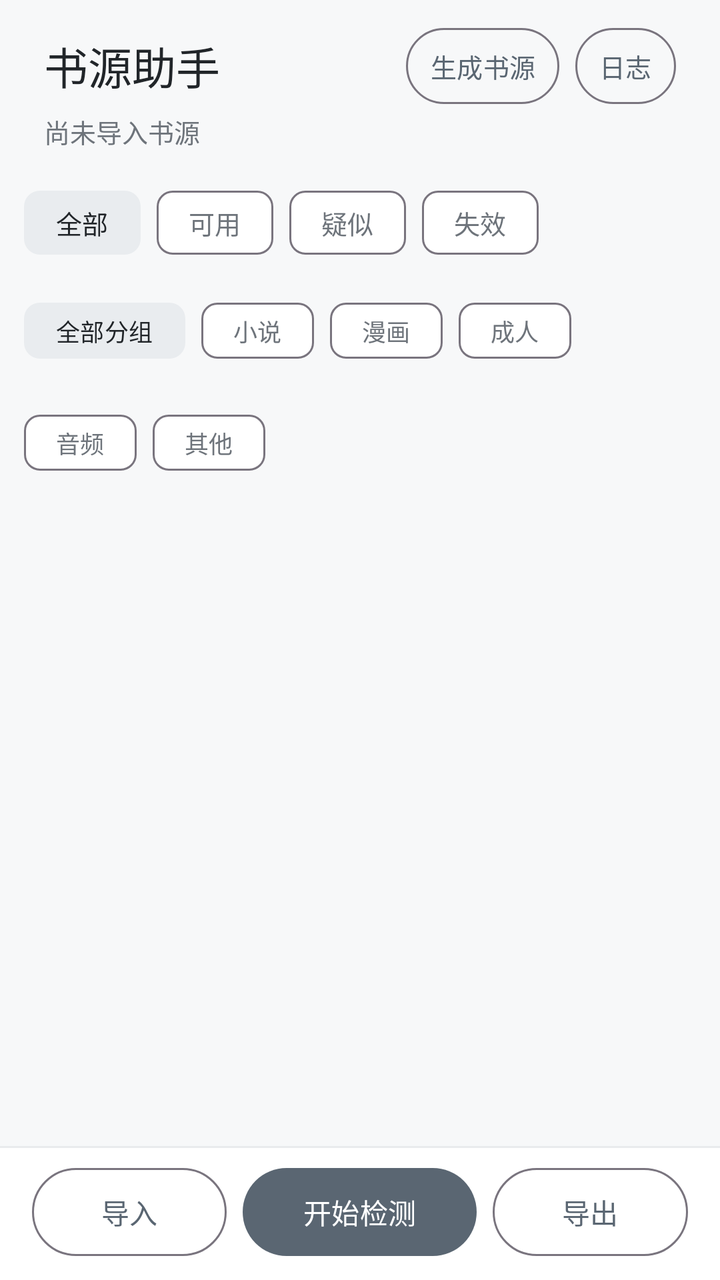
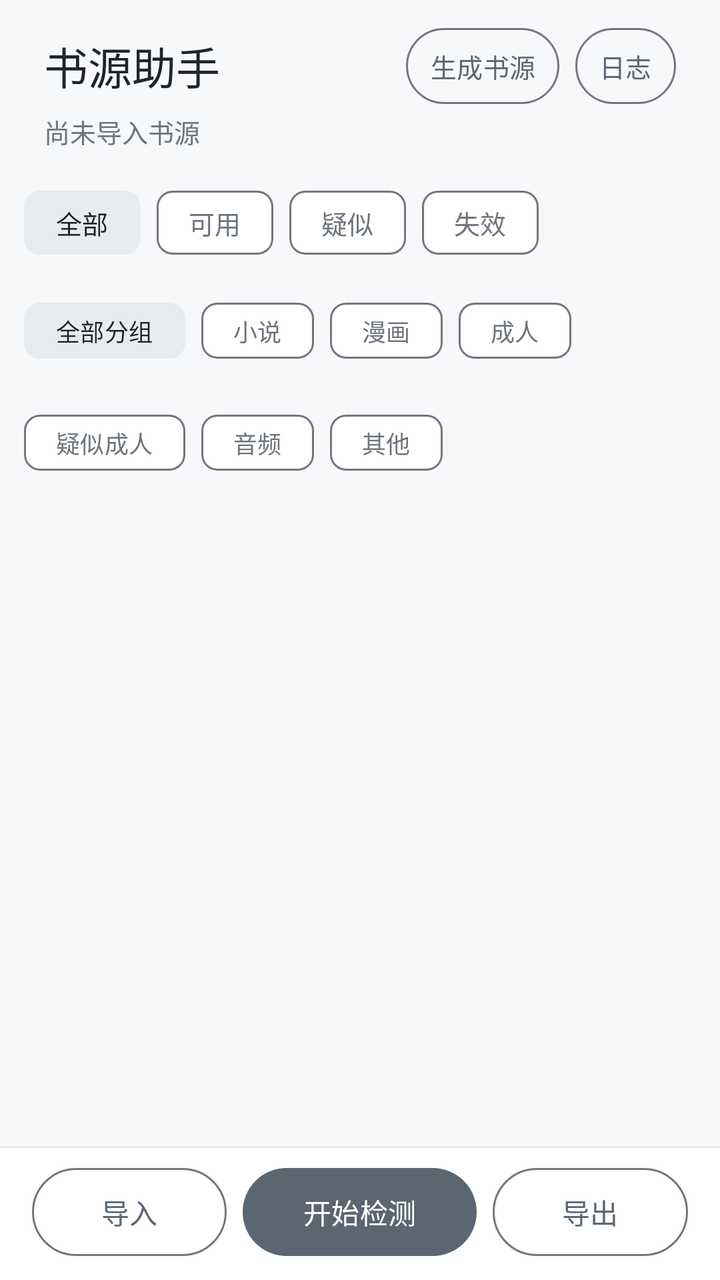

Compare the two renders of this Android layout. The source of the first and the diff that turns it into the second are given below.
<!-- AndroidManifest.xml: application theme Theme.ShuyuanHelper -->
<!-- res/layout/activity_main.xml -->
<?xml version="1.0" encoding="utf-8"?>
<LinearLayout xmlns:android="http://schemas.android.com/apk/res/android"
    xmlns:app="http://schemas.android.com/apk/res-auto"
    android:layout_width="match_parent"
    android:layout_height="match_parent"
    android:background="@color/bg_window"
    android:fitsSystemWindows="true"
    android:orientation="vertical">

    <LinearLayout
        android:layout_width="match_parent"
        android:layout_height="wrap_content"
        android:orientation="vertical"
        android:paddingStart="22dp"
        android:paddingTop="14dp"
        android:paddingEnd="22dp"
        android:paddingBottom="2dp">

        <LinearLayout
            android:layout_width="match_parent"
            android:layout_height="wrap_content"
            android:gravity="center_vertical"
            android:orientation="horizontal">

            <TextView
                android:id="@+id/tvTitle"
                android:layout_width="0dp"
                android:layout_height="wrap_content"
                android:layout_weight="1"
                android:text="@string/app_name"
                android:textColor="@color/text_primary"
                android:textSize="22sp" />

            <com.google.android.material.button.MaterialButton
                android:id="@+id/btnOpenGenerator"
                style="@style/Widget.Material3.Button.OutlinedButton"
                android:layout_width="wrap_content"
                android:layout_height="38dp"
                android:insetTop="0dp"
                android:insetBottom="0dp"
                android:minWidth="0dp"
                android:paddingStart="12dp"
                android:paddingEnd="12dp"
                android:text="@string/open_generator"
                android:textSize="13sp" />

            <com.google.android.material.button.MaterialButton
                android:id="@+id/btnOpenLog"
                style="@style/Widget.Material3.Button.OutlinedButton"
                android:layout_width="wrap_content"
                android:layout_height="38dp"
                android:layout_marginStart="8dp"
                android:insetTop="0dp"
                android:insetBottom="0dp"
                android:minWidth="0dp"
                android:paddingStart="12dp"
                android:paddingEnd="12dp"
                android:text="@string/open_log"
                android:textSize="13sp" />
        </LinearLayout>

        <TextView
            android:id="@+id/tvSummary"
            android:layout_width="match_parent"
            android:layout_height="wrap_content"
            android:layout_marginTop="4dp"
            android:text="尚未导入书源"
            android:textColor="@color/text_secondary"
            android:textSize="13sp" />
    </LinearLayout>

    <TextView
        android:id="@+id/tvStats"
        android:layout_width="match_parent"
        android:layout_height="wrap_content"
        android:paddingStart="22dp"
        android:paddingTop="6dp"
        android:paddingEnd="22dp"
        android:textColor="@color/text_secondary"
        android:textSize="13sp"
        android:visibility="gone" />

    <ProgressBar
        android:id="@+id/progressBar"
        style="@android:style/Widget.ProgressBar.Horizontal"
        android:layout_width="match_parent"
        android:layout_height="3dp"
        android:layout_marginStart="22dp"
        android:layout_marginTop="8dp"
        android:layout_marginEnd="22dp"
        android:max="100"
        android:progress="0"
        android:progressTint="@color/brand_primary"
        android:visibility="gone" />

    <com.google.android.material.chip.ChipGroup
        android:id="@+id/chipFilter"
        android:layout_width="wrap_content"
        android:layout_height="wrap_content"
        android:layout_marginStart="12dp"
        android:layout_marginTop="10dp"
        android:layout_marginEnd="12dp"
        android:paddingBottom="2dp"
        app:checkedChip="@id/btnFilterAll"
        app:selectionRequired="true"
        app:singleLine="true"
        app:singleSelection="true">

        <com.google.android.material.chip.Chip
            android:id="@+id/btnFilterAll"
            style="@style/Widget.Material3.Chip.Filter"
            android:layout_width="wrap_content"
            android:layout_height="wrap_content"
            android:text="@string/filter_all"
            android:textSize="13sp"
            app:checkedIconVisible="false"
            app:chipMinHeight="32dp" />

        <com.google.android.material.chip.Chip
            android:id="@+id/btnFilterOk"
            style="@style/Widget.Material3.Chip.Filter"
            android:layout_width="wrap_content"
            android:layout_height="wrap_content"
            android:text="@string/filter_ok"
            android:textSize="13sp"
            app:checkedIconVisible="false"
            app:chipMinHeight="32dp" />

        <com.google.android.material.chip.Chip
            android:id="@+id/btnFilterUncertain"
            style="@style/Widget.Material3.Chip.Filter"
            android:layout_width="wrap_content"
            android:layout_height="wrap_content"
            android:text="@string/filter_uncertain"
            android:textSize="13sp"
            app:checkedIconVisible="false"
            app:chipMinHeight="32dp" />

        <com.google.android.material.chip.Chip
            android:id="@+id/btnFilterDead"
            style="@style/Widget.Material3.Chip.Filter"
            android:layout_width="wrap_content"
            android:layout_height="wrap_content"
            android:text="@string/filter_dead"
            android:textSize="13sp"
            app:checkedIconVisible="false"
            app:chipMinHeight="32dp" />
    </com.google.android.material.chip.ChipGroup>

    <com.google.android.material.chip.ChipGroup
        android:id="@+id/groupFilterGroup"
        android:layout_width="match_parent"
        android:layout_height="wrap_content"
        android:layout_marginStart="12dp"
        android:layout_marginTop="4dp"
        android:layout_marginEnd="12dp"
        android:paddingBottom="2dp"
        app:checkedChip="@id/btnGroupAll"
        app:selectionRequired="true"
        app:singleSelection="true">

        <com.google.android.material.chip.Chip
            android:id="@+id/btnGroupAll"
            style="@style/Widget.Material3.Chip.Filter"
            android:layout_width="wrap_content"
            android:layout_height="wrap_content"
            android:text="@string/group_all"
            android:textSize="12sp"
            app:checkedIconVisible="false"
            app:chipMinHeight="28dp" />

        <com.google.android.material.chip.Chip
            android:id="@+id/btnGroupNovel"
            style="@style/Widget.Material3.Chip.Filter"
            android:layout_width="wrap_content"
            android:layout_height="wrap_content"
            android:text="@string/group_novel"
            android:textSize="12sp"
            app:checkedIconVisible="false"
            app:chipMinHeight="28dp" />

        <com.google.android.material.chip.Chip
            android:id="@+id/btnGroupComic"
            style="@style/Widget.Material3.Chip.Filter"
            android:layout_width="wrap_content"
            android:layout_height="wrap_content"
            android:text="@string/group_comic"
            android:textSize="12sp"
            app:checkedIconVisible="false"
            app:chipMinHeight="28dp" />

        <com.google.android.material.chip.Chip
            android:id="@+id/btnGroupAdult"
            style="@style/Widget.Material3.Chip.Filter"
            android:layout_width="wrap_content"
            android:layout_height="wrap_content"
            android:text="@string/group_adult"
            android:textSize="12sp"
            app:checkedIconVisible="false"
            app:chipMinHeight="28dp" />

        <com.google.android.material.chip.Chip
            android:id="@+id/btnGroupAudio"
            style="@style/Widget.Material3.Chip.Filter"
            android:layout_width="wrap_content"
            android:layout_height="wrap_content"
            android:text="@string/group_audio"
            android:textSize="12sp"
            app:checkedIconVisible="false"
            app:chipMinHeight="28dp" />

        <com.google.android.material.chip.Chip
            android:id="@+id/btnGroupOther"
            style="@style/Widget.Material3.Chip.Filter"
            android:layout_width="wrap_content"
            android:layout_height="wrap_content"
            android:text="@string/group_other"
            android:textSize="12sp"
            app:checkedIconVisible="false"
            app:chipMinHeight="28dp" />
    </com.google.android.material.chip.ChipGroup>

    <androidx.recyclerview.widget.RecyclerView
        android:id="@+id/rvSources"
        android:layout_width="match_parent"
        android:layout_height="0dp"
        android:layout_weight="1"
        android:clipToPadding="false"
        android:paddingTop="4dp"
        android:paddingBottom="10dp"
        android:scrollbars="none" />

    <View
        android:layout_width="match_parent"
        android:layout_height="1dp"
        android:background="@color/divider" />

    <LinearLayout
        android:layout_width="match_parent"
        android:layout_height="wrap_content"
        android:background="@color/surface"
        android:orientation="horizontal"
        android:paddingStart="16dp"
        android:paddingTop="10dp"
        android:paddingEnd="16dp"
        android:paddingBottom="12dp">

        <com.google.android.material.button.MaterialButton
            android:id="@+id/btnImport"
            style="@style/Widget.Material3.Button.OutlinedButton"
            android:layout_width="0dp"
            android:layout_height="44dp"
            android:layout_marginEnd="8dp"
            android:layout_weight="1"
            android:insetTop="0dp"
            android:insetBottom="0dp"
            android:text="@string/action_import" />

        <com.google.android.material.button.MaterialButton
            android:id="@+id/btnStart"
            style="@style/Widget.Material3.Button"
            android:layout_width="0dp"
            android:layout_height="44dp"
            android:layout_marginEnd="8dp"
            android:layout_weight="1.2"
            android:insetTop="0dp"
            android:insetBottom="0dp"
            android:text="@string/start_check" />

        <com.google.android.material.button.MaterialButton
            android:id="@+id/btnExport"
            style="@style/Widget.Material3.Button.OutlinedButton"
            android:layout_width="0dp"
            android:layout_height="44dp"
            android:layout_weight="1"
            android:insetTop="0dp"
            android:insetBottom="0dp"
            android:text="@string/export" />
    </LinearLayout>
</LinearLayout>
<!-- resources referenced by this layout -->
<resources>
  <color name="bg_window">#F7F8F9</color>
  <color name="brand_primary">#5A6672</color>
  <color name="divider">#E9EBED</color>
  <color name="surface">#FFFFFF</color>
  <color name="text_primary">#212529</color>
  <color name="text_secondary">#6E747B</color>
  <string name="action_import">导入</string>
  <string name="app_name">书源助手</string>
  <string name="export">导出</string>
  <string name="filter_all">全部</string>
  <string name="filter_dead">失效</string>
  <string name="filter_ok">可用</string>
  <string name="filter_uncertain">疑似</string>
  <string name="group_adult">成人</string>
  <string name="group_all">全部分组</string>
  <string name="group_audio">音频</string>
  <string name="group_comic">漫画</string>
  <string name="group_novel">小说</string>
  <string name="group_other">其他</string>
  <string name="open_generator">生成书源</string>
  <string name="open_log">日志</string>
  <string name="start_check">开始检测</string>
  <style name="Theme.ShuyuanHelper" parent="Theme.Material3.Light.NoActionBar">
          <item name="colorPrimary">@color/brand_primary</item>
          <item name="colorPrimaryDark">@color/brand_dark</item>
          <item name="colorPrimaryVariant">@color/brand_dark</item>
          <item name="colorOnPrimary">#FFFFFF</item>
          <item name="colorSecondary">@color/brand_primary</item>
          <item name="colorPrimaryContainer">@color/brand_light</item>
          <item name="colorOnPrimaryContainer">@color/text_primary</item>
          <item name="colorSecondaryContainer">@color/brand_light</item>
          <item name="colorOnSecondaryContainer">@color/text_primary</item>
          <item name="colorSurface">@color/surface</item>
          <item name="colorOnSurface">@color/text_primary</item>
          <item name="colorOnSurfaceVariant">@color/text_secondary</item>
          <item name="android:windowBackground">@color/bg_window</item>
          <item name="android:statusBarColor">@color/bg_window</item>
          <item name="android:windowLightStatusBar">true</item>
          <item name="android:fontFamily">sans-serif</item>
      </style>
  <color name="brand_dark">#414B54</color>
  <color name="brand_light">#E9ECEF</color>
</resources>

<!-- the commit's change to res/layout/activity_main.xml (unified diff, before → after) -->
@@ -200,6 +200,16 @@
             app:chipMinHeight="28dp" />
 
         <com.google.android.material.chip.Chip
+            android:id="@+id/btnGroupSuspectAdult"
+            style="@style/Widget.Material3.Chip.Filter"
+            android:layout_width="wrap_content"
+            android:layout_height="wrap_content"
+            android:text="@string/group_suspect_adult"
+            android:textSize="12sp"
+            app:checkedIconVisible="false"
+            app:chipMinHeight="28dp" />
+
+        <com.google.android.material.chip.Chip
             android:id="@+id/btnGroupAudio"
             style="@style/Widget.Material3.Chip.Filter"
             android:layout_width="wrap_content"
@@ -219,6 +229,68 @@
             app:checkedIconVisible="false"
             app:chipMinHeight="28dp" />
     </com.google.android.material.chip.ChipGroup>
+
+    <LinearLayout
+        android:id="@+id/layoutSelectBar"
+        android:layout_width="match_parent"
+        android:layout_height="wrap_content"
+        android:background="@color/surface"
+        android:gravity="center_vertical"
+        android:orientation="horizontal"
+        android:paddingStart="16dp"
+        android:paddingTop="8dp"
+        android:paddingEnd="12dp"
+        android:paddingBottom="8dp"
+        android:visibility="gone">
+
+        <TextView
+            android:id="@+id/tvSelectInfo"
+            android:layout_width="0dp"
+            android:layout_height="wrap_content"
+            android:layout_weight="1"
+            android:text="已选 0"
+            android:textColor="@color/text_primary"
+            android:textSize="14sp" />
+
+        <com.google.android.material.button.MaterialButton
+            android:id="@+id/btnSelectAll"
+            style="@style/Widget.Material3.Button.TextButton"
+            android:layout_width="wrap_content"
+            android:layout_height="36dp"
+            android:insetTop="0dp"
+            android:insetBottom="0dp"
+            android:minWidth="0dp"
+            android:paddingStart="8dp"
+            android:paddingEnd="8dp"
+            android:text="@string/select_all"
+            android:textSize="13sp" />
+
+        <com.google.android.material.button.MaterialButton
+            android:id="@+id/btnCancelSelect"
+            style="@style/Widget.Material3.Button.TextButton"
+            android:layout_width="wrap_content"
+            android:layout_height="36dp"
+            android:insetTop="0dp"
+            android:insetBottom="0dp"
+            android:minWidth="0dp"
+            android:paddingStart="8dp"
+            android:paddingEnd="8dp"
+            android:text="@string/cancel_select"
+            android:textSize="13sp" />
+
+        <com.google.android.material.button.MaterialButton
+            android:id="@+id/btnDeleteSelected"
+            style="@style/Widget.Material3.Button"
+            android:layout_width="wrap_content"
+            android:layout_height="36dp"
+            android:insetTop="0dp"
+            android:insetBottom="0dp"
+            android:minWidth="0dp"
+            android:paddingStart="10dp"
+            android:paddingEnd="10dp"
+            android:text="@string/delete_selected"
+            android:textSize="13sp" />
+    </LinearLayout>
 
     <androidx.recyclerview.widget.RecyclerView
         android:id="@+id/rvSources"
<!-- resource entries referenced after the edit -->
@@ -8,6 +8,8 @@
   <color name="text_secondary">#6E747B</color>
   <string name="action_import">导入</string>
   <string name="app_name">书源助手</string>
+  <string name="cancel_select">取消</string>
+  <string name="delete_selected">删除选中</string>
   <string name="export">导出</string>
   <string name="filter_all">全部</string>
   <string name="filter_dead">失效</string>
@@ -19,8 +21,10 @@
   <string name="group_comic">漫画</string>
   <string name="group_novel">小说</string>
   <string name="group_other">其他</string>
+  <string name="group_suspect_adult">疑似成人</string>
   <string name="open_generator">生成书源</string>
   <string name="open_log">日志</string>
+  <string name="select_all">全选</string>
   <string name="start_check">开始检测</string>
   <style name="Theme.ShuyuanHelper" parent="Theme.Material3.Light.NoActionBar">
           <item name="colorPrimary">@color/brand_primary</item>
